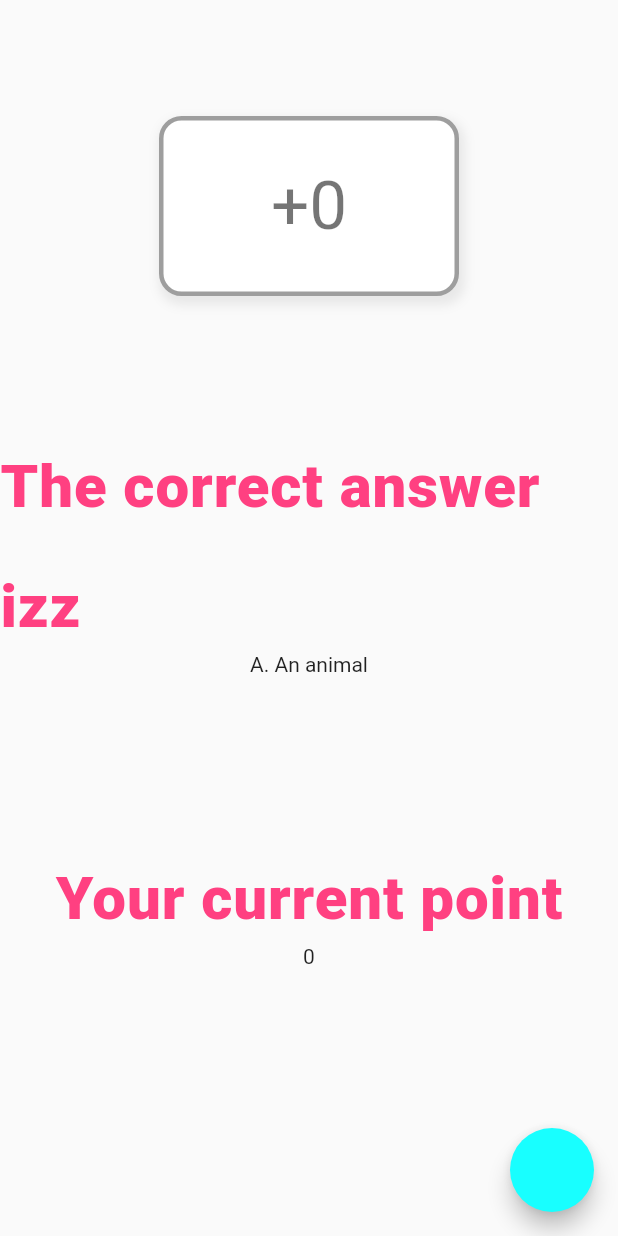
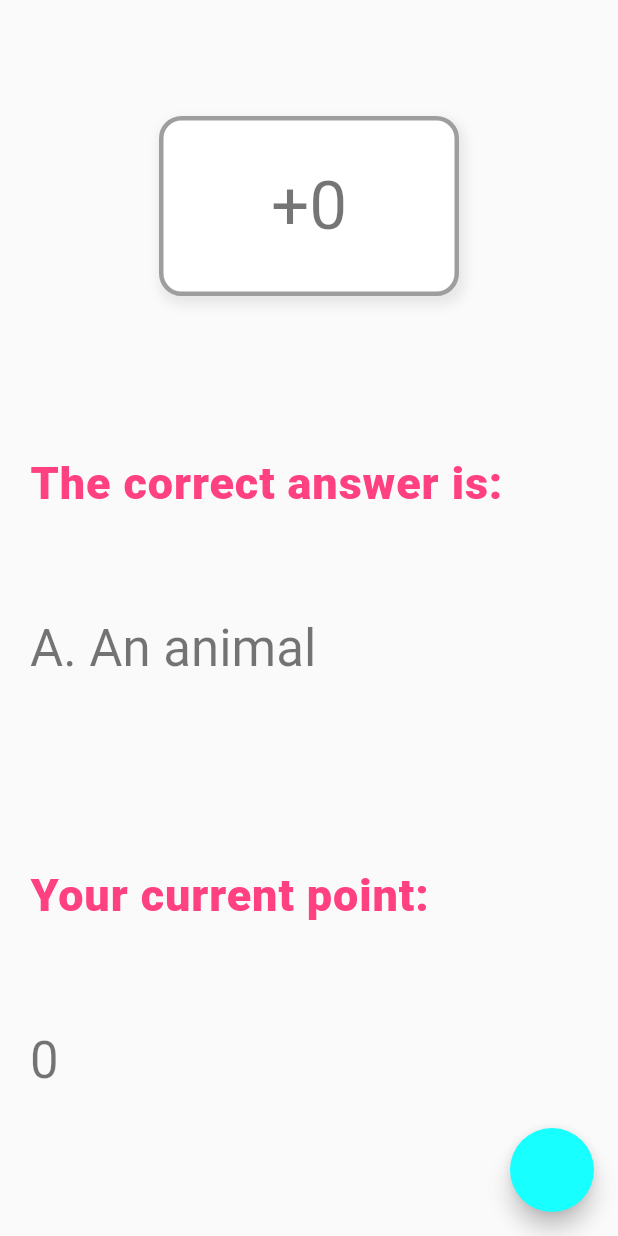
Before and after one commit to tnlong311/trivia-app, a Flutter app: the AnswerRevealPage screen opened by its route, on a phone screen of 412 x 824 dp. Run offline on Flutter 3.47's test engine with Material 2 defaults, Android fonts, the phone set to English and light mode, and no system bars; our stand-ins replace get.

Commit message:
question reveal styling

```diff
--- a/lib/views/pages/question_template/answer_reveal_page.dart
+++ b/lib/views/pages/question_template/answer_reveal_page.dart
@@ -27,11 +27,11 @@ class AnswerRevealPage extends StatelessWidget {
           ),
           Expanded(
             flex: 1,
-            child: CorrectAnswerWidget(header: "The correct answer izz", content: _questionController.fullCorrectAnswer),
+            child: CorrectAnswerWidget(header: "The correct answer is:", content: _questionController.fullCorrectAnswer),
           ),
           Expanded(
             flex: 1,
-            child: CorrectAnswerWidget(header: "Your current point", content: _questionController.currentPoint.toString()),
+            child: CorrectAnswerWidget(header: "Your current point:", content: _questionController.currentPoint.toString()),
           ),
         ],
       )),
--- a/lib/views/widgets/CorrectAnswerWidget.dart
+++ b/lib/views/widgets/CorrectAnswerWidget.dart
@@ -1,4 +1,4 @@
-import 'package:flutter/cupertino.dart';
+import 'package:flutter/material.dart';
 
 import '../../consts/app_styles.dart';
 
@@ -12,11 +12,24 @@ class CorrectAnswerWidget extends StatelessWidget {
 
   @override
   Widget build(BuildContext context) {
-    return Column(children: [
-      Text(header, style: triviaHeading1),
-      Text(
-        content,
-      ),
-    ]);
+    return Container(
+      margin: const EdgeInsets.symmetric(horizontal: 20, vertical: 10),
+      child: Column(
+          crossAxisAlignment: CrossAxisAlignment.stretch,
+          children: [
+            Expanded(
+              child: Text(
+                header,
+                style: triviaHeading2,
+              ),
+            ),
+            Expanded(
+              child: Text(
+                content,
+                style: Theme.of(context).textTheme.headline4,
+              ),
+            ),
+          ]),
+    );
   }
 }
```
